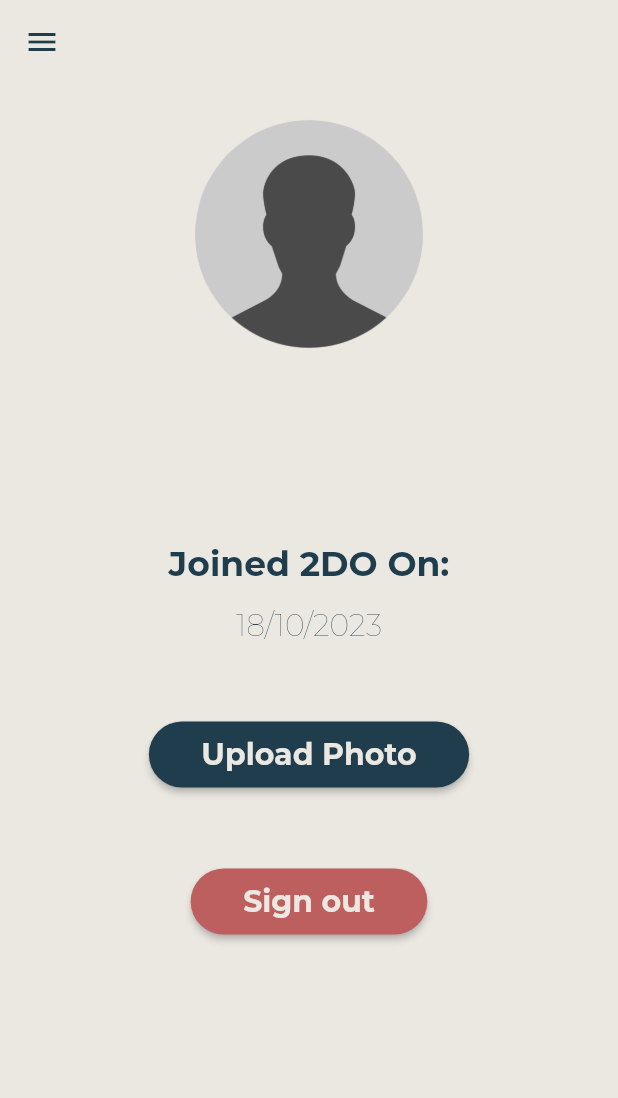
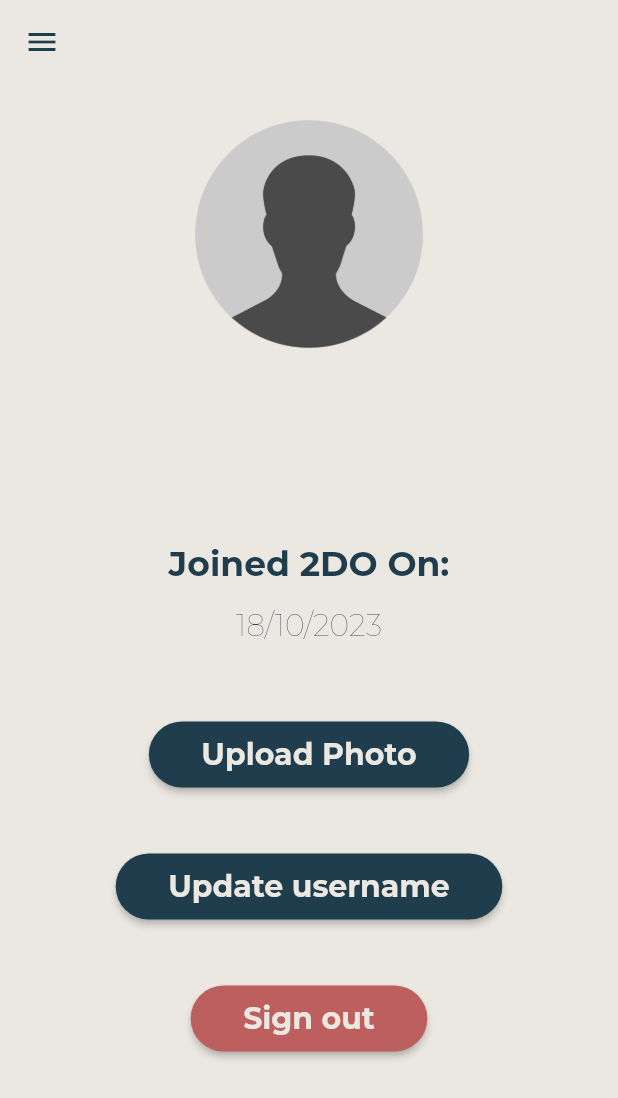
Before and after one commit to MalekGhazal/flutter_project, a Flutter app: the ProfileScreen screen opened by its route, on a phone screen of 412 x 824 dp. Shown: the top 1098 px of the screen. Run offline on Flutter 3.47's test engine with Material 2 defaults, Android fonts, the phone set to English and light mode, and no system bars; our stand-ins replace cloud_firestore, firebase_auth, firebase_core, font_awesome_flutter, google_sign_in, image_picker; accounts and stored records are empty; generated files the repository leaves out were written again; project files that could hold a hidden picture were left out.

Commit message:
Update username feature

```diff
--- a/lib/screens/profile_screen.dart
+++ b/lib/screens/profile_screen.dart
@@ -20,7 +20,8 @@ class ProfileScreen extends StatefulWidget {
 class _ProfileScreenState extends State<ProfileScreen> {
   final user = FirebaseAuth.instance.currentUser;
   final email = FirebaseAuth.instance.currentUser?.email;
-  final name = FirebaseAuth.instance.currentUser?.displayName;
+  var name = FirebaseAuth.instance.currentUser?.displayName;
+  late TextEditingController usernameController = TextEditingController();
 
   File? _image;
 
@@ -39,11 +40,33 @@ class _ProfileScreenState extends State<ProfileScreen> {
     }
   }
 
+  Future <String?>openDialog() => showDialog<String>(
+    context: context,
+     builder: (context) => AlertDialog(
+      title: const Text('New Username'),
+      content: TextField(
+        autofocus: true,
+        decoration: const InputDecoration(hintText: 'Enter your username'),
+        controller: usernameController,
+      ),
+
+      actions: [
+        TextButton(
+          onPressed: submit,
+          child: const Text('SUBMIT'))
+      ],
+     ));
+  void submit() {
+    Navigator.of(context).pop(usernameController.text);
+  }
+
+
   @override
   Widget build(BuildContext context) {
     File? image = Provider.of<ProfilePicture>(context).userImage;
 
     return Scaffold(
+      resizeToAvoidBottomInset: false,
       backgroundColor: Theme.of(context).colorScheme.background,
       appBar: AppBar(),
       drawer: TodoDrawer(), // Adding a drawer to the screen
@@ -125,7 +148,39 @@ class _ProfileScreenState extends State<ProfileScreen> {
               ),
             ),
             const SizedBox(
-              height: 50.0,
+              height: 40.0,
+            ),
+            name != null ?
+              ElevatedButton(onPressed: () async {
+                final username = await openDialog();
+                if(username == null || username.isEmpty) return;
+                FirebaseAuth.instance.currentUser?.updateDisplayName(username);
+                setState(() {
+                  name = username;
+                });
+             }, style: ButtonStyle(
+                backgroundColor: MaterialStateProperty.all<Color>(
+                  Theme.of(context).colorScheme.primary,
+                ),
+                shape: MaterialStateProperty.all<RoundedRectangleBorder>(
+                  RoundedRectangleBorder(
+                    borderRadius: BorderRadius.circular(30.0),
+                  ),
+                ),
+                padding: MaterialStateProperty.all<EdgeInsetsGeometry>(
+                  const EdgeInsets.symmetric(horizontal: 35, vertical: 10),
+                ),
+              ),
+              child: Text(
+                "Update username",
+                style: TextStyle(
+                    color: Theme.of(context).colorScheme.background,
+                    fontSize: 20.0,
+                    fontWeight: FontWeight.w600),
+              ),
+            )  : Container(),
+            const SizedBox(
+              height: 40.0,
             ),
             ElevatedButton(
               onPressed: () async {
@@ -159,4 +214,10 @@ class _ProfileScreenState extends State<ProfileScreen> {
       ),
     );
   }
+
+  @override
+  void dispose(){
+    usernameController.dispose();
+    super.dispose();
+  }
 }
```
Also changed, not shown: 5 other files.
